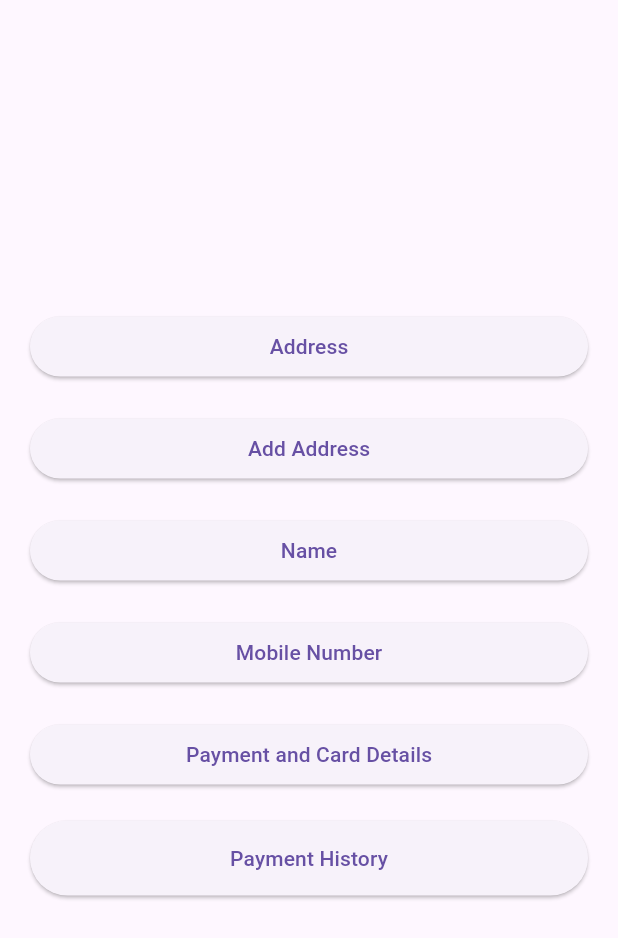
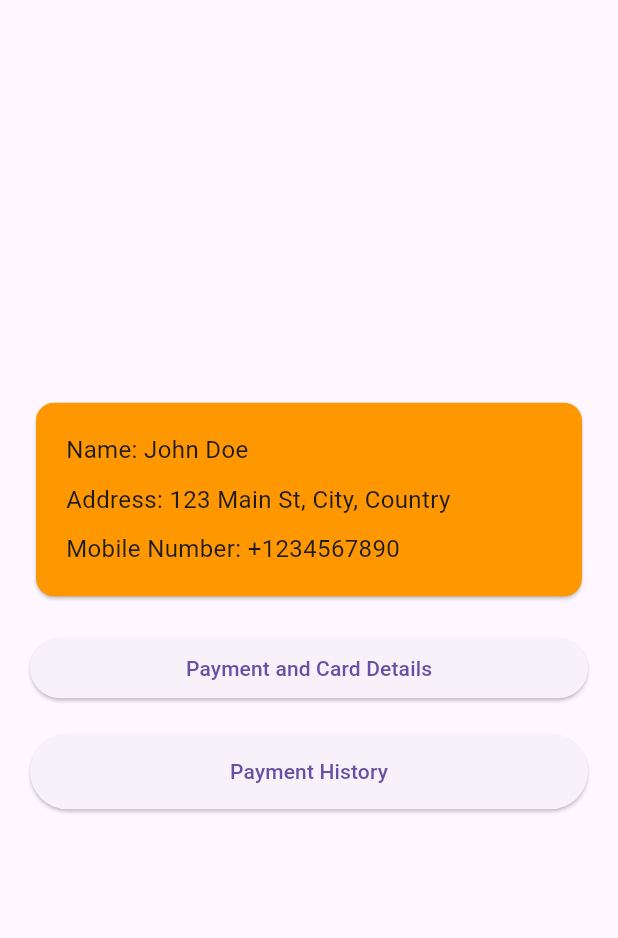
Before and after one commit to B-Krishna-29/Home, a Flutter app: the AccountScreen screen opened directly, on a phone screen of 412 x 824 dp. Shown: the top 938 px of the screen. Run offline on Flutter 3.47's test engine with Material 3 defaults, Android fonts, the phone set to English and light mode, and no system bars; our stand-ins replace get.

Commit message:
first commit

```diff
--- a/lib/main.dart
+++ b/lib/main.dart
@@ -1,9 +1,11 @@
 import 'package:flutter/material.dart';
 //import 'screens/payment_screen.dart';
 import 'package:get/get.dart';
+import 'controllers/cart_controller.dart';
 import 'fields/home.dart';
 
 void main() {
+  Get.put(CartController());
   runApp(MyApp());
 }
 
--- a/lib/screens/account_screen.dart
+++ b/lib/screens/account_screen.dart
@@ -3,52 +3,38 @@ import 'package:flutter/material.dart';
 class AccountScreen extends StatelessWidget {
   @override
   Widget build(BuildContext context) {
+    // Dummy data for demonstration
+    String name = 'John Doe';
+    String address = '123 Main St, City, Country';
+    String mobileNumber = '+1234567890';
+
     return Scaffold(
       // appBar: AppBar(
       //   title: Text('Account Page'),
       // ),
       body: Center(
+
         child: SingleChildScrollView(
           padding: EdgeInsets.all(20.0),
           child: Column(
-            mainAxisAlignment: MainAxisAlignment.center,
             crossAxisAlignment: CrossAxisAlignment.stretch,
             children: [
-              ElevatedButton(
-                onPressed: () {
-                  // Handle add address button tap
-                },
-                child: Text('Address'),
-              ),
-              SizedBox(height: 20,),
-              ElevatedButton(
-                onPressed: () {
-                  // Handle add address button tap
-                },
-                child: Text('Add Address'),
+              // Card for Name, Address, and Mobile Number
+              CardWidget(
+                name: name,
+                address: address,
+                mobileNumber: mobileNumber,
               ),
               SizedBox(height: 20),
-              ElevatedButton(
-                onPressed: () {
-                  // Handle add address button tap
-                },
-                child: Text('Name'),
-              ),
-              SizedBox(height: 20),
-              ElevatedButton(
-                onPressed: () {
-                  // Handle add address button tap
-                },
-                child: Text('Mobile Number'),
-              ),
-              SizedBox(height: 20),
+
+              // Other buttons
               ElevatedButton(
                 onPressed: () {
                   // Handle payment and card details button tap
                 },
                 child: Text('Payment and Card Details'),
               ),
-              SizedBox(height: 20,),
+              SizedBox(height: 20),
               ElevatedButton(
                 onPressed: () {
                   // Handle payment history button tap
@@ -57,9 +43,9 @@ class AccountScreen extends StatelessWidget {
                   minimumSize: Size(50, 50), // Set the minimum size of the button
                   padding: EdgeInsets.symmetric(horizontal: 50),
                 ),
-                  child: Text('Payment History'),
+                child: Text('Payment History'),
               ),
-              SizedBox(height: 20,)
+              SizedBox(height: 20)
             ],
           ),
         ),
@@ -67,3 +53,49 @@ class AccountScreen extends StatelessWidget {
     );
   }
 }
+
+class CardWidget extends StatelessWidget {
+  final String name;
+  final String address;
+  final String mobileNumber;
+  final Color cardcolor;
+
+  const CardWidget({
+    Key? key,
+    required this.name,
+    required this.address,
+    required this.mobileNumber,
+    this.cardcolor = Colors.orange,
+  }) : super(key: key);
+
+  @override
+  Widget build(BuildContext context) {
+    return Card(
+      color: Colors.orange,
+      child: Padding(
+
+        padding: EdgeInsets.all(20.0),
+        child: Column(
+          crossAxisAlignment: CrossAxisAlignment.start,
+          children: [
+
+            Text(
+              'Name: $name',
+              style: TextStyle(fontSize: 16.0),
+            ),
+            SizedBox(height: 10),
+            Text(
+              'Address: $address',
+              style: TextStyle(fontSize: 16.0),
+            ),
+            SizedBox(height: 10),
+            Text(
+              'Mobile Number: $mobileNumber',
+              style: TextStyle(fontSize: 16.0),
+            ),
+          ],
+        ),
+      ),
+    );
+  }
+}
```
Also changed, not shown: lib/controllers/cart_controller.dart (added, +30 -0 lines), lib/screens/cart_screen.dart (+101 -55 lines), 1 other file.
